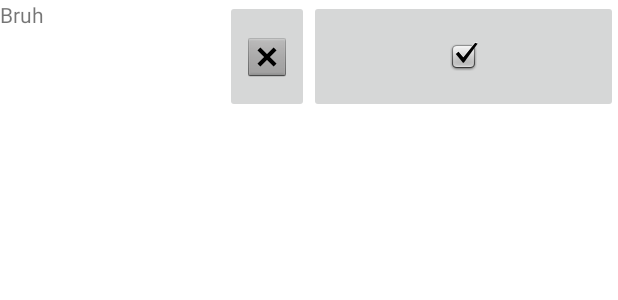
After one commit to Goosoe/PhoneFileTransfer, an Android app: the layout request_list_item.xml on its own in the app's theme, with its tools: preview values and no code run, on a phone screen of 412 x 824 dp. The commit adds this screen. Shown: the top 300 px of the screen. Run offline under Robolectric (Android 15) with nearby library versions, the phone set to English and light mode, and no system bars.

Commit message:
WIP: UI Overhaul
Request tickets are now able to be created but are not connected to anything

```diff
--- a/app/src/main/java/Server/Utils.java
+++ b/app/src/main/java/Server/ZipUtils.java
@@ -12,7 +12,7 @@ import org.apache.commons.compress.archivers.zip.ZipArchiveOutputStream;
 import org.apache.commons.compress.parallel.InputStreamSupplier;
 import org.apache.commons.io.FileUtils;
 
-public class Utils {
+public class ZipUtils {
 
     public static File zipFiles(List<String> paths, String outputZipPath){
         if(paths.size() == 1 && paths.get(0).contains(".zip")) {
--- a/app/src/main/java/Utils/UriUtils.java
+++ b/app/src/main/java/Utils/UriUtils.java
@@ -82,7 +82,7 @@ public class UriUtils {
                         };
                         for (String contentUriPrefix : contentUriPrefixesToTry) {
                             try {
-                                final Uri contentUri = ContentUris.withAppendedId(Uri.parse(contentUriPrefix), Long.valueOf(id));
+                                final Uri contentUri = ContentUris.withAppendedId(Uri.parse(contentUriPrefix), Long.parseLong(id));
 
 
                                 return getDataColumn(context, contentUri, null, null);
--- /dev/null
+++ b/app/src/main/res/layout/request_list_item.xml
@@ -0,0 +1,37 @@
+<FrameLayout xmlns:android="http://schemas.android.com/apk/res/android"
+    xmlns:app="http://schemas.android.com/apk/res-auto"
+    android:layout_width="match_parent"
+    android:layout_height="@dimen/list_element_height"
+    android:gravity="center_vertical">
+
+    <LinearLayout
+        android:layout_width="match_parent"
+        android:layout_height="match_parent"
+        android:orientation="horizontal">
+
+        <TextView
+            android:id="@+id/textView"
+            android:layout_width="wrap_content"
+            android:layout_height="match_parent"
+            android:minWidth="150dp"
+            android:text="Bruh" />
+
+        <ImageButton
+            android:id="@+id/denyConn"
+            android:layout_width="wrap_content"
+            android:layout_height="match_parent"
+            android:maxWidth="50dp"
+            android:src="@android:drawable/btn_dialog"
+            app:srcCompat="@android:drawable/btn_dialog" />
+
+        <ImageButton
+            android:id="@+id/acceptConn"
+            android:layout_width="wrap_content"
+            android:layout_height="match_parent"
+            android:layout_weight="1"
+            android:maxWidth="50dp"
+            android:src="@android:drawable/checkbox_on_background"
+            app:srcCompat="@android:drawable/checkbox_on_background" />
+    </LinearLayout>
+
+</FrameLayout>
```
Also changed, not shown: app/src/main/java/RequestList/RequestAdapter.java (added, +115 -0 lines), app/src/main/java/Server/HttpServer.java (+10 -6 lines), app/src/main/java/SillyGoose/phonefiletransfer/MainActivity.java (+2 -28 lines), app/src/main/java/SillyGoose/phonefiletransfer/ServerActivity.java (+17 -26 lines), app/src/main/java/Utils/Utils.java (added, +31 -0 lines), app/src/main/res/layout/server_layout.xml (+8 -7 lines).
